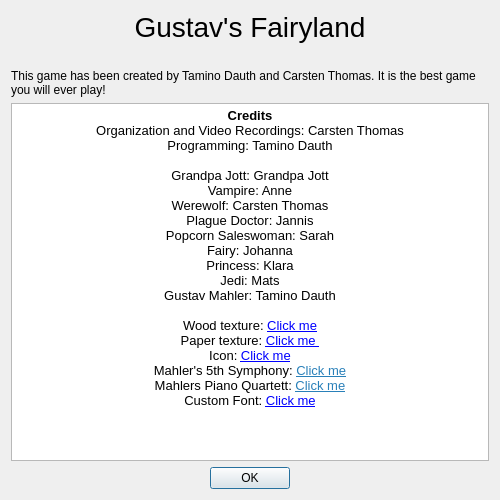
First picture: the form in ui/aboutdialog.ui, repository tdauth/gustavsfairyland, before the edit.
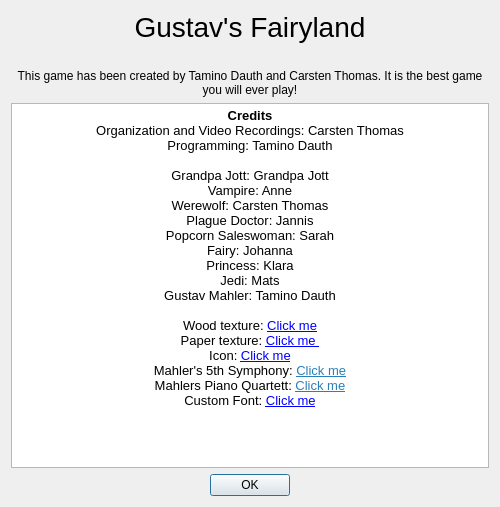
Second picture: the form after the edit. Icons and pictures are not drawn.

Commit message: Fixed using all space for widgets in central widget, allow setting music volume, fixed high scores space of last column

Diff of the .ui file:
```diff
--- a/ui/aboutdialog.ui
+++ b/ui/aboutdialog.ui
@@ -7,7 +7,7 @@
     <x>0</x>
     <y>0</y>
     <width>500</width>
-    <height>500</height>
+    <height>507</height>
    </rect>
   </property>
   <property name="maximumSize">
@@ -60,33 +60,33 @@
       <string>&lt;!DOCTYPE HTML PUBLIC &quot;-//W3C//DTD HTML 4.0//EN&quot; &quot;http://www.w3.org/TR/REC-html40/strict.dtd&quot;&gt;
 &lt;html&gt;&lt;head&gt;&lt;meta name=&quot;qrichtext&quot; content=&quot;1&quot; /&gt;&lt;style type=&quot;text/css&quot;&gt;
 p, li { white-space: pre-wrap; }
-&lt;/style&gt;&lt;/head&gt;&lt;body style=&quot; font-family:'MS Shell Dlg 2'; font-size:8.25pt; font-weight:400; font-style:normal;&quot;&gt;
-&lt;p align=&quot;center&quot; style=&quot; margin-top:0px; margin-bottom:0px; margin-left:0px; margin-right:0px; -qt-block-indent:0; text-indent:0px;&quot;&gt;&lt;span style=&quot; font-family:'Sans Serif'; font-size:10pt; font-weight:600;&quot;&gt;Credits&lt;/span&gt;&lt;/p&gt;
-&lt;p align=&quot;center&quot; style=&quot; margin-top:0px; margin-bottom:0px; margin-left:0px; margin-right:0px; -qt-block-indent:0; text-indent:0px;&quot;&gt;&lt;span style=&quot; font-family:'Sans Serif'; font-size:10pt;&quot;&gt;Organization and Video Recordings: Carsten Thomas&lt;/span&gt;&lt;/p&gt;
-&lt;p align=&quot;center&quot; style=&quot; margin-top:0px; margin-bottom:0px; margin-left:0px; margin-right:0px; -qt-block-indent:0; text-indent:0px;&quot;&gt;&lt;span style=&quot; font-family:'Sans Serif'; font-size:10pt;&quot;&gt;Programming: Tamino Dauth&lt;/span&gt;&lt;/p&gt;
-&lt;p align=&quot;center&quot; style=&quot;-qt-paragraph-type:empty; margin-top:0px; margin-bottom:0px; margin-left:0px; margin-right:0px; -qt-block-indent:0; text-indent:0px; font-family:'Sans Serif'; font-size:10pt;&quot;&gt;&lt;br /&gt;&lt;/p&gt;
-&lt;p align=&quot;center&quot; style=&quot; margin-top:0px; margin-bottom:0px; margin-left:0px; margin-right:0px; -qt-block-indent:0; text-indent:0px;&quot;&gt;&lt;span style=&quot; font-family:'Sans Serif'; font-size:10pt;&quot;&gt;Grandpa Jott: Grandpa Jott&lt;/span&gt;&lt;/p&gt;
-&lt;p align=&quot;center&quot; style=&quot; margin-top:0px; margin-bottom:0px; margin-left:0px; margin-right:0px; -qt-block-indent:0; text-indent:0px;&quot;&gt;&lt;span style=&quot; font-family:'Sans Serif'; font-size:10pt;&quot;&gt;Vampire: Anne&lt;/span&gt;&lt;/p&gt;
-&lt;p align=&quot;center&quot; style=&quot; margin-top:0px; margin-bottom:0px; margin-left:0px; margin-right:0px; -qt-block-indent:0; text-indent:0px;&quot;&gt;&lt;span style=&quot; font-family:'Sans Serif'; font-size:10pt;&quot;&gt;Werewolf: Carsten Thomas&lt;/span&gt;&lt;/p&gt;
-&lt;p align=&quot;center&quot; style=&quot; margin-top:0px; margin-bottom:0px; margin-left:0px; margin-right:0px; -qt-block-indent:0; text-indent:0px;&quot;&gt;&lt;span style=&quot; font-family:'Sans Serif'; font-size:10pt;&quot;&gt;Plague Doctor: Jannis&lt;/span&gt;&lt;/p&gt;
-&lt;p align=&quot;center&quot; style=&quot; margin-top:0px; margin-bottom:0px; margin-left:0px; margin-right:0px; -qt-block-indent:0; text-indent:0px;&quot;&gt;&lt;span style=&quot; font-family:'Sans Serif'; font-size:10pt;&quot;&gt;Popcorn Saleswoman: Sarah&lt;/span&gt;&lt;/p&gt;
-&lt;p align=&quot;center&quot; style=&quot; margin-top:0px; margin-bottom:0px; margin-left:0px; margin-right:0px; -qt-block-indent:0; text-indent:0px;&quot;&gt;&lt;span style=&quot; font-family:'Sans Serif'; font-size:10pt;&quot;&gt;Fairy: Johanna&lt;/span&gt;&lt;/p&gt;
-&lt;p align=&quot;center&quot; style=&quot; margin-top:0px; margin-bottom:0px; margin-left:0px; margin-right:0px; -qt-block-indent:0; text-indent:0px;&quot;&gt;&lt;span style=&quot; font-family:'Sans Serif'; font-size:10pt;&quot;&gt;Princess: Klara&lt;/span&gt;&lt;/p&gt;
-&lt;p align=&quot;center&quot; style=&quot; margin-top:0px; margin-bottom:0px; margin-left:0px; margin-right:0px; -qt-block-indent:0; text-indent:0px;&quot;&gt;&lt;span style=&quot; font-family:'Sans Serif'; font-size:10pt;&quot;&gt;Jedi: Mats&lt;/span&gt;&lt;/p&gt;
-&lt;p align=&quot;center&quot; style=&quot; margin-top:0px; margin-bottom:0px; margin-left:0px; margin-right:0px; -qt-block-indent:0; text-indent:0px;&quot;&gt;&lt;span style=&quot; font-family:'Sans Serif'; font-size:10pt;&quot;&gt;Gustav Mahler: Tamino Dauth&lt;/span&gt;&lt;/p&gt;
-&lt;p align=&quot;center&quot; style=&quot;-qt-paragraph-type:empty; margin-top:0px; margin-bottom:0px; margin-left:0px; margin-right:0px; -qt-block-indent:0; text-indent:0px; font-family:'Sans Serif'; font-size:10pt;&quot;&gt;&lt;br /&gt;&lt;/p&gt;
-&lt;p align=&quot;center&quot; style=&quot; margin-top:0px; margin-bottom:0px; margin-left:0px; margin-right:0px; -qt-block-indent:0; text-indent:0px;&quot;&gt;&lt;span style=&quot; font-family:'Sans Serif'; font-size:10pt;&quot;&gt;Wood texture: &lt;/span&gt;&lt;a href=&quot;http://publicdomainvectors.org/en/free-clipart/Wood-texture/39404.html&quot;&gt;&lt;span style=&quot; font-family:'Sans Serif'; font-size:10pt; text-decoration: underline; color:#0000ff;&quot;&gt;Click me&lt;/span&gt;&lt;/a&gt;&lt;span style=&quot; font-size:8pt;&quot;&gt;&lt;br /&gt;&lt;/span&gt;&lt;span style=&quot; font-size:10pt;&quot;&gt;Paper texture: &lt;/span&gt;&lt;a href=&quot;http://all-free-download.com/free-vector/download/set-of-blank-paper-design-vector_524297.html&quot;&gt;&lt;span style=&quot; font-size:10pt; text-decoration: underline; color:#0000ff;&quot;&gt;Click me &lt;/span&gt;&lt;/a&gt;&lt;/p&gt;
-&lt;p align=&quot;center&quot; style=&quot; margin-top:0px; margin-bottom:0px; margin-left:0px; margin-right:0px; -qt-block-indent:0; text-indent:0px;&quot;&gt;&lt;span style=&quot; font-size:10pt;&quot;&gt;Icon: &lt;/span&gt;&lt;a href=&quot; https://commons.wikimedia.org/wiki/File:Gustav_Mahler_by_Hans_Schliessmann-12.jpg&quot;&gt;&lt;span style=&quot; font-size:10pt; text-decoration: underline; color:#0000ff;&quot;&gt;Click me&lt;/span&gt;&lt;/a&gt;&lt;/p&gt;
-&lt;p align=&quot;center&quot; style=&quot; margin-top:0px; margin-bottom:0px; margin-left:0px; margin-right:0px; -qt-block-indent:0; text-indent:0px;&quot;&gt;&lt;span style=&quot; font-family:'Sans Serif'; font-size:10pt;&quot;&gt;Mahler's 5th Symphony: &lt;/span&gt;&lt;a href=&quot;https://archive.org/details/Mahler_Symphony_5&quot;&gt;&lt;span style=&quot; font-family:'Sans Serif'; font-size:10pt; text-decoration: underline; color:#2980b9;&quot;&gt;Click me&lt;/span&gt;&lt;/a&gt;&lt;/p&gt;
-&lt;p align=&quot;center&quot; style=&quot; margin-top:0px; margin-bottom:0px; margin-left:0px; margin-right:0px; -qt-block-indent:0; text-indent:0px;&quot;&gt;&lt;span style=&quot; font-family:'Sans Serif'; font-size:10pt;&quot;&gt;Mahlers Piano Quartett: &lt;/span&gt;&lt;a href=&quot;https://archive.org/details/MahlerPianoQuartetInAMinor&quot;&gt;&lt;span style=&quot; font-family:'Sans Serif'; font-size:10pt; text-decoration: underline; color:#2980b9;&quot;&gt;Click me&lt;/span&gt;&lt;/a&gt;&lt;/p&gt;
-&lt;p align=&quot;center&quot; style=&quot; margin-top:0px; margin-bottom:0px; margin-left:0px; margin-right:0px; -qt-block-indent:0; text-indent:0px;&quot;&gt;&lt;span style=&quot; font-size:10pt;&quot;&gt;Custom Font: &lt;/span&gt;&lt;a href=&quot;http://www.1001fonts.com/ringbearer-font.html&quot;&gt;&lt;span style=&quot; font-size:10pt; text-decoration: underline; color:#0000ff;&quot;&gt;Click me&lt;/span&gt;&lt;/a&gt;&lt;/p&gt;&lt;/body&gt;&lt;/html&gt;</string>
+&lt;/style&gt;&lt;/head&gt;&lt;body style=&quot; font-family:'Sans Serif'; font-size:10pt; font-weight:400; font-style:normal;&quot;&gt;
+&lt;p align=&quot;center&quot; style=&quot; margin-top:0px; margin-bottom:0px; margin-left:0px; margin-right:0px; -qt-block-indent:0; text-indent:0px;&quot;&gt;&lt;span style=&quot; font-weight:600;&quot;&gt;Credits&lt;/span&gt;&lt;/p&gt;
+&lt;p align=&quot;center&quot; style=&quot; margin-top:0px; margin-bottom:0px; margin-left:0px; margin-right:0px; -qt-block-indent:0; text-indent:0px;&quot;&gt;Organization and Video Recordings: Carsten Thomas&lt;/p&gt;
+&lt;p align=&quot;center&quot; style=&quot; margin-top:0px; margin-bottom:0px; margin-left:0px; margin-right:0px; -qt-block-indent:0; text-indent:0px;&quot;&gt;Programming: Tamino Dauth&lt;/p&gt;
+&lt;p align=&quot;center&quot; style=&quot;-qt-paragraph-type:empty; margin-top:0px; margin-bottom:0px; margin-left:0px; margin-right:0px; -qt-block-indent:0; text-indent:0px;&quot;&gt;&lt;br /&gt;&lt;/p&gt;
+&lt;p align=&quot;center&quot; style=&quot; margin-top:0px; margin-bottom:0px; margin-left:0px; margin-right:0px; -qt-block-indent:0; text-indent:0px;&quot;&gt;Grandpa Jott: Grandpa Jott&lt;/p&gt;
+&lt;p align=&quot;center&quot; style=&quot; margin-top:0px; margin-bottom:0px; margin-left:0px; margin-right:0px; -qt-block-indent:0; text-indent:0px;&quot;&gt;Vampire: Anne&lt;/p&gt;
+&lt;p align=&quot;center&quot; style=&quot; margin-top:0px; margin-bottom:0px; margin-left:0px; margin-right:0px; -qt-block-indent:0; text-indent:0px;&quot;&gt;Werewolf: Carsten Thomas&lt;/p&gt;
+&lt;p align=&quot;center&quot; style=&quot; margin-top:0px; margin-bottom:0px; margin-left:0px; margin-right:0px; -qt-block-indent:0; text-indent:0px;&quot;&gt;Plague Doctor: Jannis&lt;/p&gt;
+&lt;p align=&quot;center&quot; style=&quot; margin-top:0px; margin-bottom:0px; margin-left:0px; margin-right:0px; -qt-block-indent:0; text-indent:0px;&quot;&gt;Popcorn Saleswoman: Sarah&lt;/p&gt;
+&lt;p align=&quot;center&quot; style=&quot; margin-top:0px; margin-bottom:0px; margin-left:0px; margin-right:0px; -qt-block-indent:0; text-indent:0px;&quot;&gt;Fairy: Johanna&lt;/p&gt;
+&lt;p align=&quot;center&quot; style=&quot; margin-top:0px; margin-bottom:0px; margin-left:0px; margin-right:0px; -qt-block-indent:0; text-indent:0px;&quot;&gt;Princess: Klara&lt;/p&gt;
+&lt;p align=&quot;center&quot; style=&quot; margin-top:0px; margin-bottom:0px; margin-left:0px; margin-right:0px; -qt-block-indent:0; text-indent:0px;&quot;&gt;Jedi: Mats&lt;/p&gt;
+&lt;p align=&quot;center&quot; style=&quot; margin-top:0px; margin-bottom:0px; margin-left:0px; margin-right:0px; -qt-block-indent:0; text-indent:0px;&quot;&gt;Gustav Mahler: Tamino Dauth&lt;/p&gt;
+&lt;p align=&quot;center&quot; style=&quot;-qt-paragraph-type:empty; margin-top:0px; margin-bottom:0px; margin-left:0px; margin-right:0px; -qt-block-indent:0; text-indent:0px;&quot;&gt;&lt;br /&gt;&lt;/p&gt;
+&lt;p align=&quot;center&quot; style=&quot; margin-top:0px; margin-bottom:0px; margin-left:0px; margin-right:0px; -qt-block-indent:0; text-indent:0px;&quot;&gt;Wood texture: &lt;a href=&quot;http://publicdomainvectors.org/en/free-clipart/Wood-texture/39404.html&quot;&gt;&lt;span style=&quot; text-decoration: underline; color:#0000ff;&quot;&gt;Click me&lt;/span&gt;&lt;/a&gt;&lt;span style=&quot; font-family:'MS Shell Dlg 2'; font-size:8pt;&quot;&gt;&lt;br /&gt;&lt;/span&gt;&lt;span style=&quot; font-family:'MS Shell Dlg 2';&quot;&gt;Paper texture: &lt;/span&gt;&lt;a href=&quot;http://all-free-download.com/free-vector/download/set-of-blank-paper-design-vector_524297.html&quot;&gt;&lt;span style=&quot; font-family:'MS Shell Dlg 2'; text-decoration: underline; color:#0000ff;&quot;&gt;Click me &lt;/span&gt;&lt;/a&gt;&lt;/p&gt;
+&lt;p align=&quot;center&quot; style=&quot; margin-top:0px; margin-bottom:0px; margin-left:0px; margin-right:0px; -qt-block-indent:0; text-indent:0px;&quot;&gt;&lt;span style=&quot; font-family:'MS Shell Dlg 2';&quot;&gt;Icon: &lt;/span&gt;&lt;a href=&quot; https://commons.wikimedia.org/wiki/File:Gustav_Mahler_by_Hans_Schliessmann-12.jpg&quot;&gt;&lt;span style=&quot; font-family:'MS Shell Dlg 2'; text-decoration: underline; color:#0000ff;&quot;&gt;Click me&lt;/span&gt;&lt;/a&gt;&lt;/p&gt;
+&lt;p align=&quot;center&quot; style=&quot; margin-top:0px; margin-bottom:0px; margin-left:0px; margin-right:0px; -qt-block-indent:0; text-indent:0px;&quot;&gt;Mahler's 5th Symphony: &lt;a href=&quot;https://archive.org/details/Mahler_Symphony_5&quot;&gt;&lt;span style=&quot; text-decoration: underline; color:#2980b9;&quot;&gt;Click me&lt;/span&gt;&lt;/a&gt;&lt;/p&gt;
+&lt;p align=&quot;center&quot; style=&quot; margin-top:0px; margin-bottom:0px; margin-left:0px; margin-right:0px; -qt-block-indent:0; text-indent:0px;&quot;&gt;Mahlers Piano Quartett: &lt;a href=&quot;https://archive.org/details/MahlerPianoQuartetInAMinor&quot;&gt;&lt;span style=&quot; text-decoration: underline; color:#2980b9;&quot;&gt;Click me&lt;/span&gt;&lt;/a&gt;&lt;/p&gt;
+&lt;p align=&quot;center&quot; style=&quot; margin-top:0px; margin-bottom:0px; margin-left:0px; margin-right:0px; -qt-block-indent:0; text-indent:0px;&quot;&gt;&lt;span style=&quot; font-family:'MS Shell Dlg 2';&quot;&gt;Custom Font: &lt;/span&gt;&lt;a href=&quot;http://www.1001fonts.com/ringbearer-font.html&quot;&gt;&lt;span style=&quot; font-family:'MS Shell Dlg 2'; text-decoration: underline; color:#0000ff;&quot;&gt;Click me&lt;/span&gt;&lt;/a&gt;&lt;/p&gt;&lt;/body&gt;&lt;/html&gt;</string>
      </property>
      <property name="openExternalLinks">
       <bool>true</bool>
      </property>
     </widget>
    </item>
-   <item row="2" column="0">
+   <item row="2" column="0" alignment="Qt::AlignTop">
     <widget class="QLabel" name="label_2">
      <property name="text">
       <string>This game has been created by Tamino Dauth and Carsten Thomas. It is the best game you will ever play!</string>
@@ -94,6 +94,9 @@
      <property name="scaledContents">
       <bool>false</bool>
      </property>
+     <property name="alignment">
+      <set>Qt::AlignCenter</set>
+     </property>
      <property name="wordWrap">
       <bool>true</bool>
      </property>
```
The commit also changes 11 other files.
